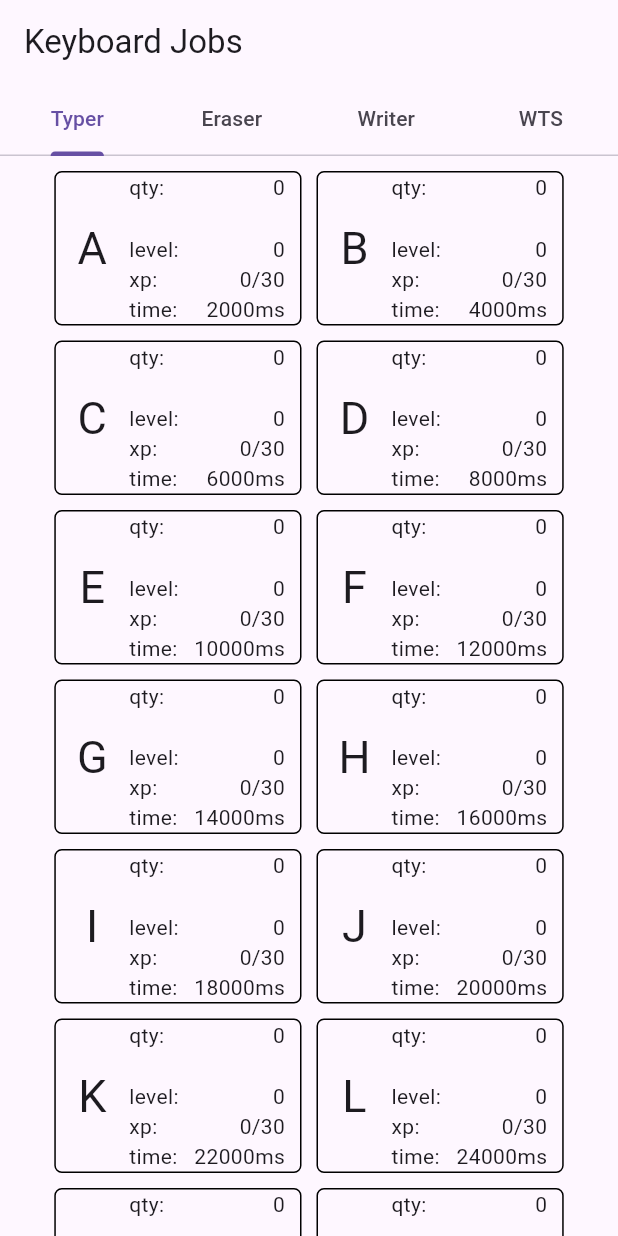
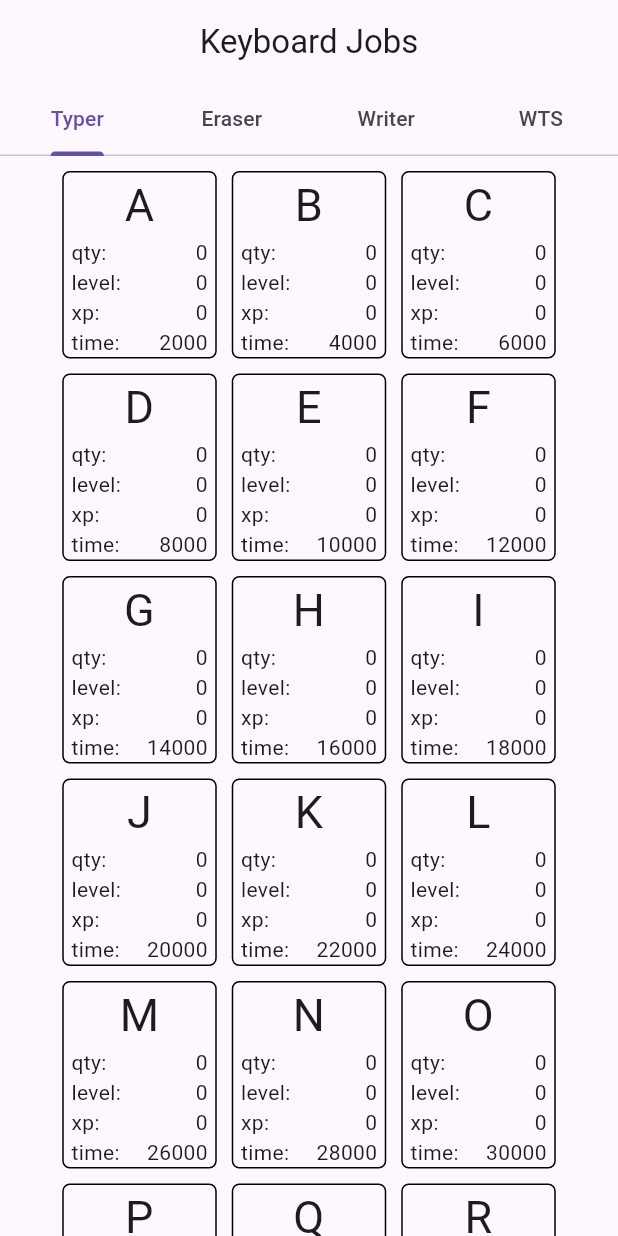
Before and after one commit to daaug/ComputerIdle, a Flutter app: the screen it shows after launch, on a phone screen of 412 x 824 dp. Run offline on Flutter 3.47's test engine with Material 3 defaults, Android fonts, the phone set to English and light mode, and no system bars; Roboto replaces fonts that are missing (CourierPrime).

Commit message:
Better layout + new font

```diff
--- a/lib/keyboard.dart
+++ b/lib/keyboard.dart
@@ -27,6 +27,7 @@ class _KeyboardPageState extends State<KeyboardPage> {
       child: Scaffold(
         appBar: AppBar(
           title: const Text('Keyboard Jobs'),
+          centerTitle: true,
           bottom: const TabBar(
             tabs: [
               Tab(text: 'Typer',),
--- a/lib/list_elements.dart
+++ b/lib/list_elements.dart
@@ -36,7 +36,7 @@ class _MyElementState extends State<MyElement> {
     return  Container(
         alignment: Alignment.center,
         constraints: BoxConstraints(
-          maxWidth: MediaQuery.of(context).size.width * 0.4,
+          maxWidth: MediaQuery.of(context).size.width * 0.25,
         ),
         decoration: BoxDecoration(
           border: Border.all(
@@ -47,51 +47,47 @@ class _MyElementState extends State<MyElement> {
         ),
         child:InkWell(
           onTap: () => widget.runTimer(widget.id),
-          child: Flex(
-            direction: Axis.horizontal,
+          child: Padding(padding: EdgeInsets.only(left: 5, right: 5),
+            child: Column(
               mainAxisAlignment: MainAxisAlignment.spaceEvenly,
               children: [
-              Expanded( // Skill Name
-                flex: 3,
-                child: Text(widget.name,
+                Text(widget.name,
                   textAlign: TextAlign.center,
                   style: const TextStyle(
                     fontSize: 30,
                   ),
                 ),
-              ),
-              Expanded(
-                flex: 7,
-                child: Row(
+                Row(
                   mainAxisAlignment: MainAxisAlignment.spaceBetween,
                   children: [
-                    Column(
-                      crossAxisAlignment: CrossAxisAlignment.start,
-                      children: [
                     const Text('qty:'),
-                        widget.cost != 0 ? const Text('cost:') : const Text(''),
-                        const Text('level:'),
-                        const Text('xp:'),
-                        const Text('time:'),
+                    Text('${widget.qty}'),
                   ],
                 ),
-                    Padding(padding: const EdgeInsets.only(right: 10),
-                      child: Column(
-                        crossAxisAlignment: CrossAxisAlignment.end,
+                Row(
+                  mainAxisAlignment: MainAxisAlignment.spaceBetween,
                   children: [
-                          Text('${widget.qty}'),
-                          widget.cost != 0 ? Text('${widget.cost}') : const Text(''),
+                    const Text('level:'),
                     Text('${widget.level}'),
-                          Text('${widget.xp}/${(((kbdData[widget.id][kbdCols['level']]/10)+1) * 30).toInt()}'),
-                          Text('${widget.fullTime}ms'),
                   ],
-                      )
+                ),
+                Row(
+                  mainAxisAlignment: MainAxisAlignment.spaceBetween,
+                  children: [
+                    const Text('xp:'),
+                    Text('${widget.xp}'),
+                  ],
+                ),
+                Row(
+                  mainAxisAlignment: MainAxisAlignment.spaceBetween,
+                  children: [
+                    const Text('time:'),
+                    Text('${widget.fullTime}'),
+                  ],
                 ),
               ],
-                ),
+            ), // END Column
           )
-            ],
-          ), // END Row
         ), // END InkWell
     ); // END Container
   }
--- a/lib/main.dart
+++ b/lib/main.dart
@@ -29,9 +29,10 @@ class MyApp extends StatelessWidget {
   // This widget is the root of your application.
   @override
   Widget build(BuildContext context) {
-    return const MaterialApp(
+    return MaterialApp(
       title: 'Computer Idle - The Game',
-      home: KeyboardPage(),
+      theme: ThemeData(fontFamily: 'CourierPrime'),
+      home: const KeyboardPage(),
     );
   }
 }
```
Also changed, not shown: pubspec.yaml (+7 -0 lines). Lines whose indentation alone changed are shown as unchanged.
